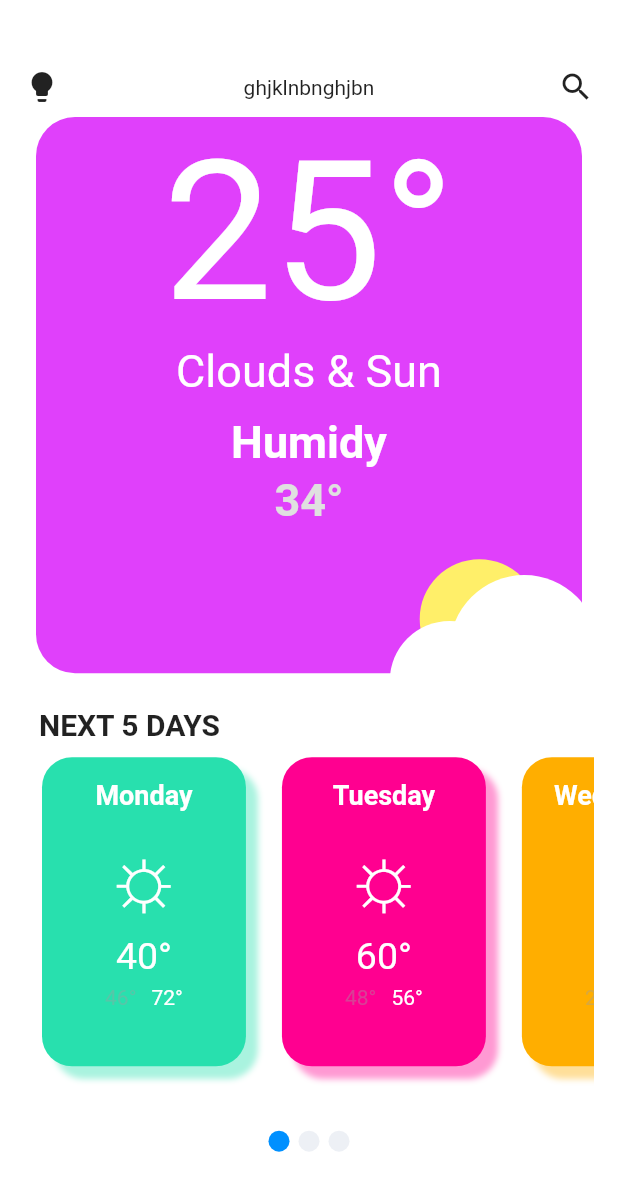
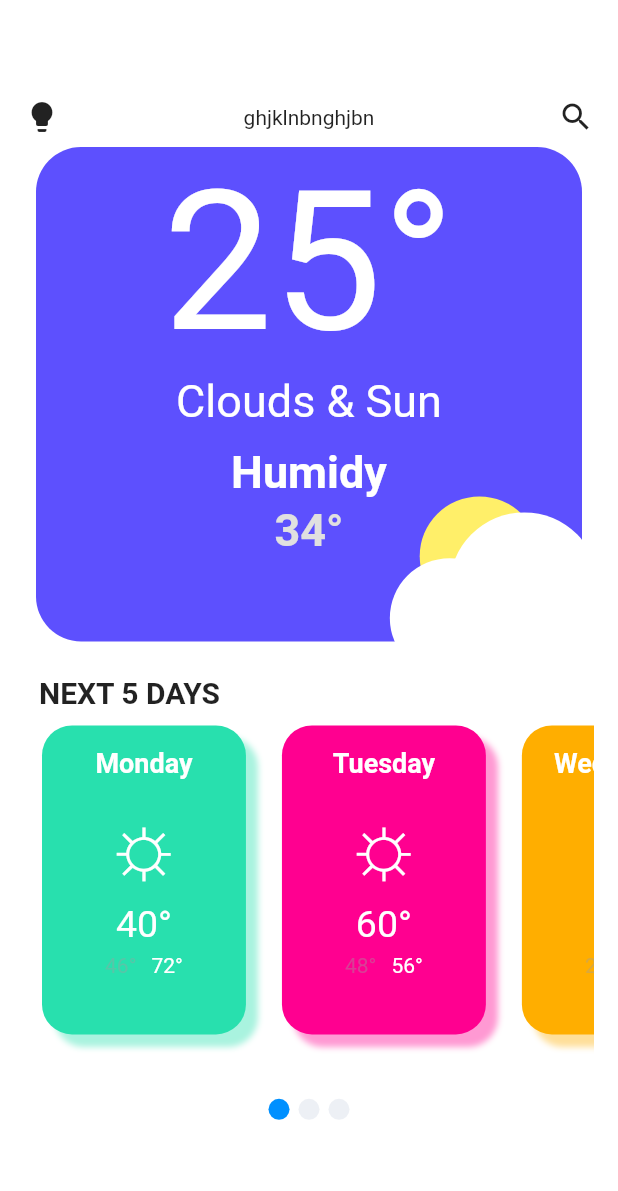
Before and after one commit to mubaracktahir/weatherAppNew, a Flutter app: the WeatherScreen screen opened directly, on a phone screen of 412 x 824 dp. Shown: the top 1191 px of the screen. Run offline on Flutter 3.47's test engine with Material 2 defaults, Android fonts, the phone set to English and light mode, and no system bars; our stand-ins replace shared_preferences; missing offline and left inert: drawable; accounts and stored records are empty.

Commit message:
fixed weatherScreen pixel overflow bug

```diff
--- a/weather_app/lib/presentation/screens/weather_screen.dart
+++ b/weather_app/lib/presentation/screens/weather_screen.dart
@@ -64,7 +64,8 @@ class _WeatherScreenState extends State<WeatherScreen> {
     return Scaffold(
       backgroundColor: Colors.white,
       body: Container(
-        padding: EdgeInsets.all(16.0) + EdgeInsets.only(top: 30.0),
+        padding: EdgeInsets.all(16.0) + EdgeInsets.only(top: 50.0),
+        child: SingleChildScrollView(
           child: Column(
             crossAxisAlignment: CrossAxisAlignment.start,
             children: [
@@ -128,7 +129,8 @@ class _WeatherScreenState extends State<WeatherScreen> {
                               child: WeatherDayTile(
                                 day: weathers[index].day,
                                 icon: weathers[index].icon,
-                              degree: '${weathers[index].humidity.toString()}°',
+                                degree:
+                                    '${weathers[index].humidity.toString()}°',
                                 minDegree:
                                     '${weathers[index].minDegree.toString()}°',
                                 maxDegree:
@@ -166,6 +168,7 @@ class _WeatherScreenState extends State<WeatherScreen> {
             ],
           ),
         ),
+      ),
     );
   }
 }
--- a/weather_app/lib/presentation/widgets/weather_day_tile.dart
+++ b/weather_app/lib/presentation/widgets/weather_day_tile.dart
@@ -21,7 +21,8 @@ class WeatherDayTile extends StatelessWidget {
   @override
   Widget build(BuildContext context) {
     Size _size = MediaQuery.of(context).size;
-    return Column(
+    return SingleChildScrollView(
+      child: Column(
         children: [
           Container(
             height: _size.height * 0.25,
@@ -94,6 +95,7 @@ class WeatherDayTile extends StatelessWidget {
             height: 10.0,
           )
         ],
+      ),
     );
   }
 }
--- a/weather_app/lib/presentation/widgets/weather_display_tile.dart
+++ b/weather_app/lib/presentation/widgets/weather_display_tile.dart
@@ -1,4 +1,5 @@
 import 'package:flutter/material.dart';
+import 'package:weather_app/utils/app_color.dart';
 import './customCloudySun.dart';
 
 class WeatherDisplayTile extends StatefulWidget {
@@ -13,15 +14,11 @@ class WeatherDisplayTile extends StatefulWidget {
 class _WeatherDisplayTileState extends State<WeatherDisplayTile>
     with SingleTickerProviderStateMixin {
   final bool increaseTile;
-  AnimationController _position;
-  bool _positionFlag = false;
 
   _WeatherDisplayTileState({this.increaseTile});
 
   @override
   void initState() {
-    _position =
-        AnimationController(vsync: this, duration: Duration(milliseconds: 200));
     super.initState();
   }
 
@@ -36,10 +33,10 @@ class _WeatherDisplayTileState extends State<WeatherDisplayTile>
           margin: EdgeInsets.only(bottom: 5.0),
           width: double.infinity,
           height:
-              widget.increaseTile ? _size.height * 0.80 : _size.height * 0.45,
+              widget.increaseTile ? _size.height * 0.80 : _size.height * 0.40,
           decoration: BoxDecoration(
-            borderRadius: BorderRadius.circular(26.0),
-            color: Colors.purpleAccent,
+            borderRadius: BorderRadius.circular(30.0),
+            color: AppColor.gradientTop,
           ),
           duration: Duration(milliseconds: 200),
         ),
@@ -90,7 +87,7 @@ class _WeatherDisplayTileState extends State<WeatherDisplayTile>
           duration: Duration(milliseconds: 200),
           bottom: widget.increaseTile
               ? -_size.width * 0.5 * 0.3
-              : -_size.width * 0.5 * 0.4,
+              : -_size.width * 0.5 * 0.3,
           right: widget.increaseTile
               ? _size.width * 0.4
               : -_size.width * 0.5 * 0.2,
```
Lines whose indentation alone changed are shown as unchanged.
